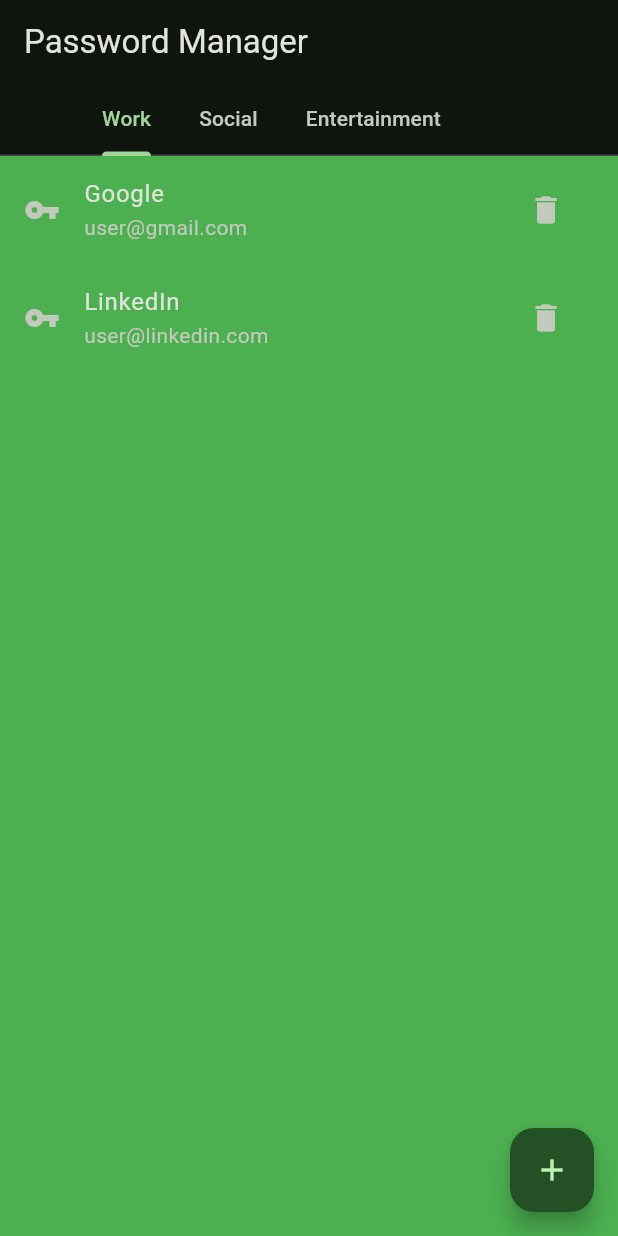
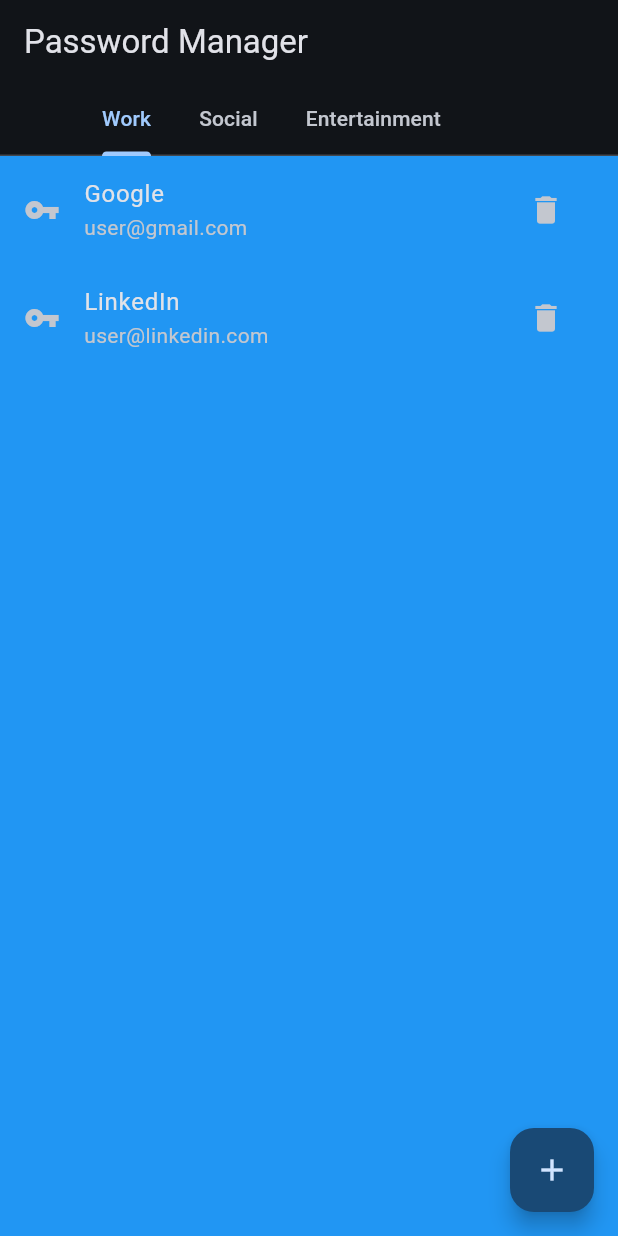
Before and after one commit to could-ai/01984187-8b40-7094-b764-c02460f21847, a Flutter app: the screen it shows after launch, on a phone screen of 412 x 824 dp. Run offline on Flutter 3.47's test engine with Material 3 defaults, Android fonts, the phone set to English and light mode, and no system bars.

Commit message:
feat: Change global theme and scaffold background color from green to blue

```diff
--- a/usr/lib/main.dart
+++ b/usr/lib/main.dart
@@ -14,25 +14,25 @@ class MyApp extends StatelessWidget {
       title: 'Password Manager',
       debugShowCheckedModeBanner: false,
       theme: ThemeData(
-        // 使用绿色作为主色调，带来自然、平和的视觉感受
+        // 使用蓝色作为主色调，带来清新、专业的视觉感受
         colorScheme: ColorScheme.fromSeed(
-          seedColor: Colors.green,
+          seedColor: Colors.blue,
         ),
         useMaterial3: true,
-        // 设置全局背景色为绿色，使应用整体风格统一
-        scaffoldBackgroundColor: Colors.green,
+        // 设置全局背景色为蓝色，使应用整体风格统一
+        scaffoldBackgroundColor: Colors.blue,
       ),
       darkTheme: ThemeData(
-        // 暗色模式下依然保持绿色主色调
+        // 暗色模式下依然保持蓝色主色调
         colorScheme: ColorScheme.fromSeed(
-          seedColor: Colors.green,
+          seedColor: Colors.blue,
           brightness: Brightness.dark,
         ),
         useMaterial3: true,
-        // 暗色模式背景也设置为绿色，延续应用主题
-        scaffoldBackgroundColor: Colors.green,
+        // 暗色模式背景也设置为蓝色，延续应用主题
+        scaffoldBackgroundColor: Colors.blue,
       ),
-      // 统一使用暗色模式，以突出绿色背景效果
+      // 统一使用暗色模式，以突出蓝色背景效果
       themeMode: ThemeMode.dark,
       home: const PasswordListScreen(),
     );
```
